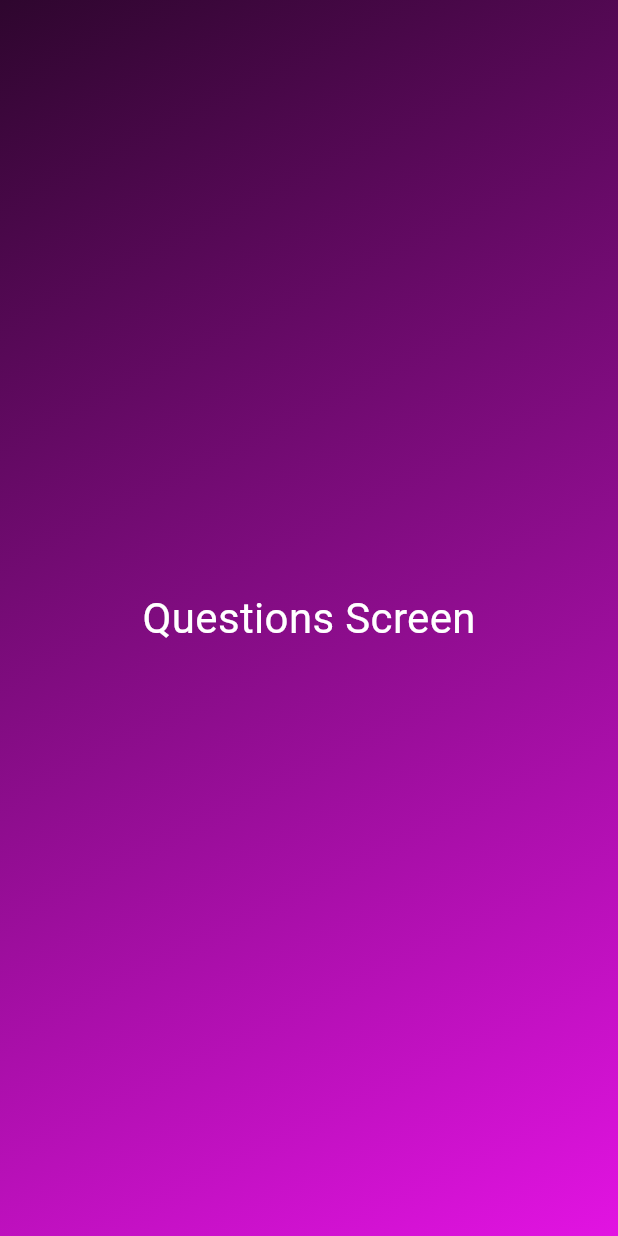
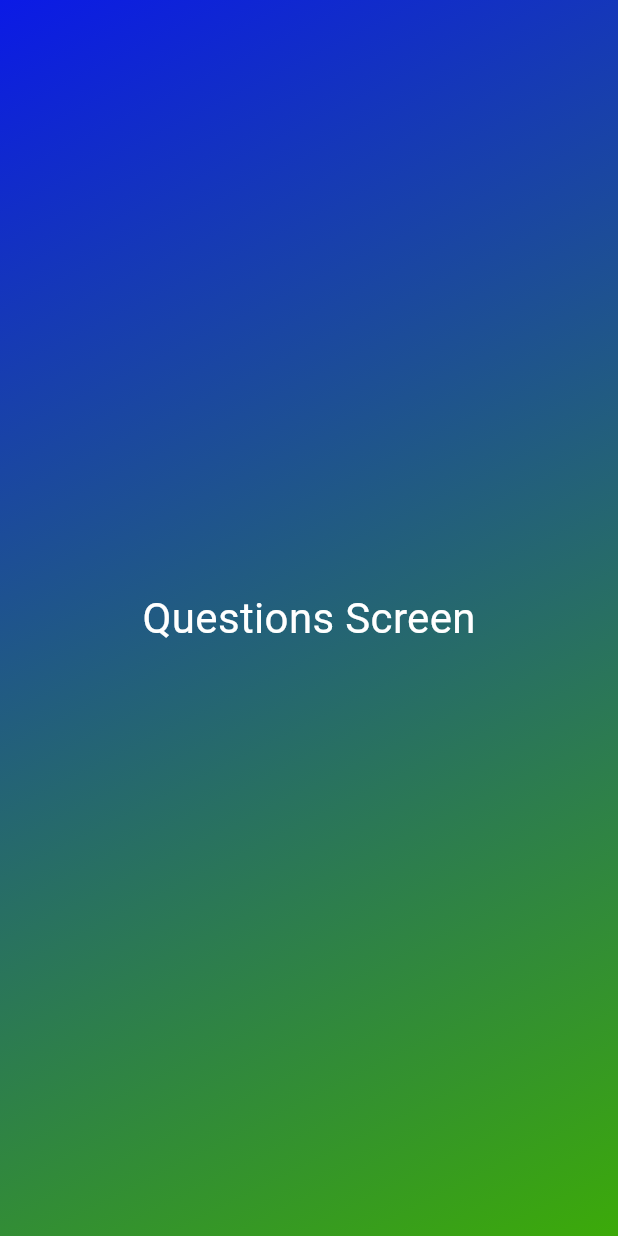
Before and after one commit to Sandipshrestha1/quiz_app, a Flutter app: the screen it shows after launch, after a tap on "Start quiz", on a phone screen of 412 x 824 dp. Run offline on Flutter 3.47's test engine with Material 3 defaults, Android fonts, the phone set to English and light mode, and no system bars.

```diff
--- a/quiz_app/lib/quiz.dart
+++ b/quiz_app/lib/quiz.dart
@@ -32,8 +32,15 @@ class _QuizState extends State<Quiz> {
   }
 
   @override
-  Widget build(BuildContext context) {
-    var screenWidget = StartScreen(switchScreen);
+Widget build(BuildContext context) {
+
+
+Widget screenWidget = StartScreen(switchScreen);
+
+if (activeScreen == 'questions-screen') {
+  screenWidget = const QuestionsScreen();
+}
+//var screenWidget = StartScreen(switchScreen);
 
     return MaterialApp(
       debugShowCheckedModeBanner: false,
@@ -42,8 +49,8 @@ class _QuizState extends State<Quiz> {
           decoration: const BoxDecoration(
             gradient: LinearGradient(
               colors: [
-                Color.fromRGBO(46, 6, 46, 1),
-                Color.fromRGBO(226, 19, 226, 1),
+                Color.fromRGBO(11, 26, 230, 1),
+                Color.fromRGBO(60, 170, 9, 1)
               ],
               begin: Alignment.topLeft,
               end: Alignment.bottomRight,
```
